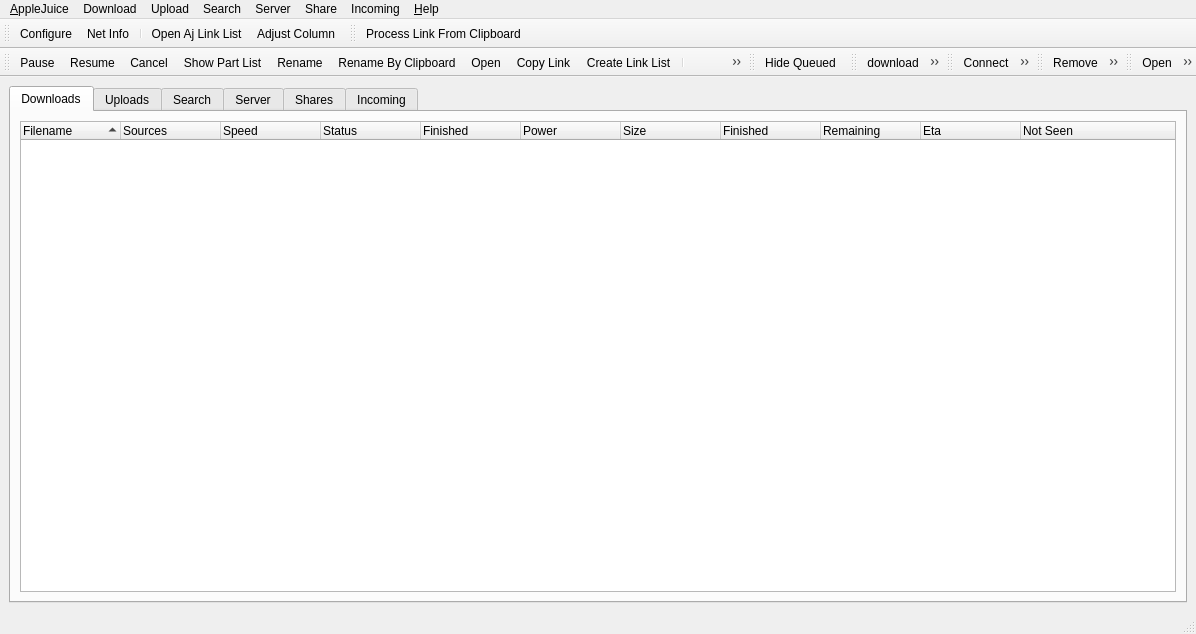
applejuicenetz/gui-juicer, file juicer/src/qajmainwindowbase.ui: the form before one commit.
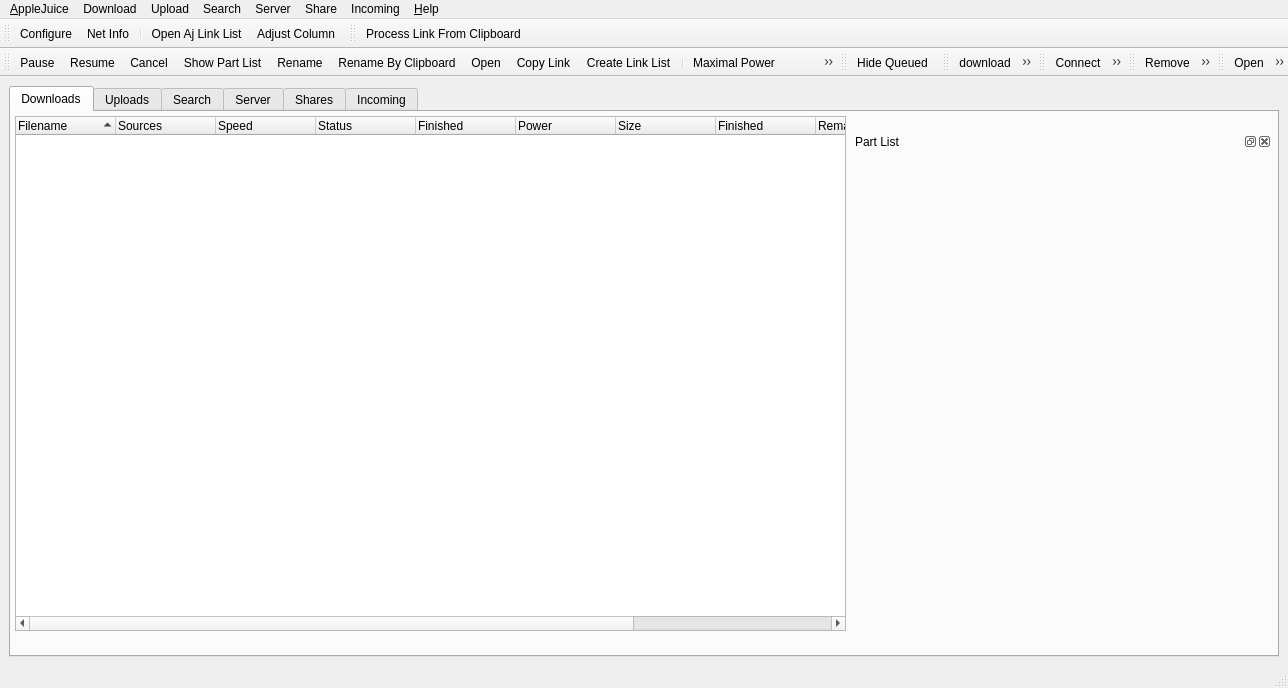
The form after the commit. Icons and pictures are not drawn. Custom widgets are drawn as their Qt base class.

Commit message: added part list dock widget (incomplete)

What changed in the file:
```diff
--- a/juicer/src/qajmainwindowbase.ui
+++ b/juicer/src/qajmainwindowbase.ui
@@ -5,8 +5,8 @@
    <rect>
     <x>0</x>
     <y>0</y>
-    <width>1196</width>
-    <height>634</height>
+    <width>1288</width>
+    <height>688</height>
    </rect>
   </property>
   <property name="windowTitle" >
@@ -27,9 +27,15 @@
         <iconset resource="images.qrc" >
          <normaloff>:/small/down.png</normaloff>:/small/down.png</iconset>
        </attribute>
-       <layout class="QVBoxLayout" name="verticalLayout_2" >
-        <item>
          <widget class="QTreeWidget" name="downloadsTreeWidget" >
+        <property name="geometry" >
+         <rect>
+          <x>4</x>
+          <y>4</y>
+          <width>831</width>
+          <height>515</height>
+         </rect>
+        </property>
           <property name="selectionMode" >
            <enum>QAbstractItemView::ExtendedSelection</enum>
           </property>
@@ -100,8 +106,20 @@
            </property>
           </column>
          </widget>
-        </item>
-       </layout>
+       <widget class="QDockWidget" name="partListDock" >
+        <property name="geometry" >
+         <rect>
+          <x>840</x>
+          <y>20</y>
+          <width>421</width>
+          <height>491</height>
+         </rect>
+        </property>
+        <property name="windowTitle" >
+         <string>Part List</string>
+        </property>
+        <widget class="QWidget" name="dockWidgetContents_8" />
+       </widget>
       </widget>
       <widget class="QWidget" name="uploads" >
        <attribute name="title" >
@@ -348,7 +366,7 @@
     <rect>
      <x>0</x>
      <y>0</y>
-     <width>1196</width>
+     <width>1288</width>
      <height>27</height>
     </rect>
    </property>
@@ -1020,6 +1038,14 @@
    </property>
   </action>
  </widget>
+ <customwidgets>
+  <customwidget>
+   <class>DownloadMain</class>
+   <extends>QWidget</extends>
+   <header>qajdownloadmodule.h</header>
+   <container>1</container>
+  </customwidget>
+ </customwidgets>
  <resources>
   <include location="images.qrc" />
  </resources>
```
Left out of the diff: 17 changed lines with no effect on the pictures. Lines whose indentation alone changed are shown as unchanged. The commit also changes 5 other files.
